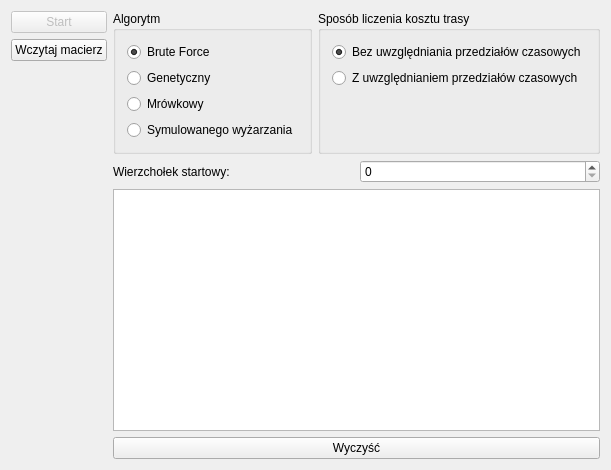
This is dialog.ui in wgrzesiak147/Problem-Komiwoja-era---Algorytmy as Qt 5 draws it before an edit. The edited form follows.
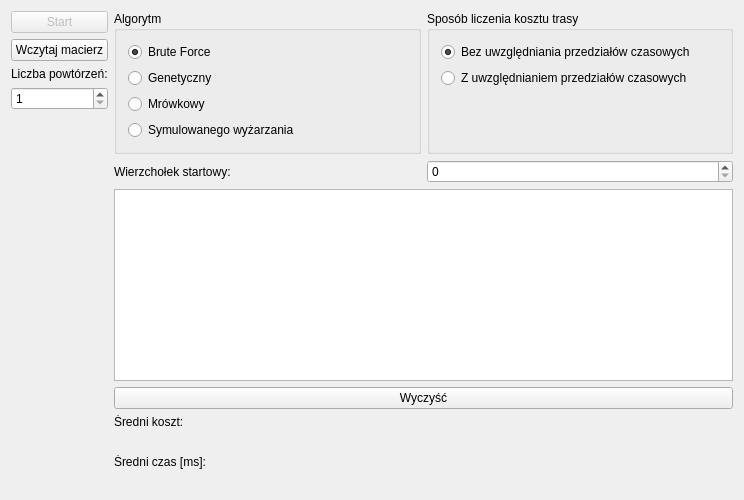
This is the edited form.

Diff of the .ui file:
```diff
--- a/dialog.ui
+++ b/dialog.ui
@@ -6,8 +6,8 @@
    <rect>
     <x>0</x>
     <y>0</y>
-    <width>543</width>
-    <height>470</height>
+    <width>744</width>
+    <height>500</height>
    </rect>
   </property>
   <property name="windowTitle">
@@ -39,6 +39,23 @@
        </property>
       </widget>
      </item>
+     <item>
+      <widget class="QLabel" name="label_2">
+       <property name="text">
+        <string>Liczba powtórzeń:</string>
+       </property>
+      </widget>
+     </item>
+     <item>
+      <widget class="QSpinBox" name="spinBox_2">
+       <property name="minimum">
+        <number>1</number>
+       </property>
+       <property name="maximum">
+        <number>1000</number>
+       </property>
+      </widget>
+     </item>
      <item>
       <spacer name="verticalSpacer">
        <property name="orientation">
@@ -55,7 +72,7 @@
     </layout>
    </item>
    <item>
-    <layout class="QVBoxLayout" name="verticalLayout_6" stretch="0,0,1,0">
+    <layout class="QVBoxLayout" name="verticalLayout_6" stretch="0,0,1,0,0,0,0,0">
      <item>
       <layout class="QHBoxLayout" name="horizontalLayout">
        <property name="sizeConstraint">
@@ -202,6 +219,34 @@
        </property>
       </widget>
      </item>
+     <item>
+      <widget class="QLabel" name="info1">
+       <property name="text">
+        <string>Średni koszt:</string>
+       </property>
+      </widget>
+     </item>
+     <item>
+      <widget class="QLabel" name="averageCost">
+       <property name="text">
+        <string/>
+       </property>
+      </widget>
+     </item>
+     <item>
+      <widget class="QLabel" name="info2">
+       <property name="text">
+        <string>Średni czas [ms]:</string>
+       </property>
+      </widget>
+     </item>
+     <item>
+      <widget class="QLabel" name="averageTime">
+       <property name="text">
+        <string/>
+       </property>
+      </widget>
+     </item>
     </layout>
    </item>
   </layout>
```
